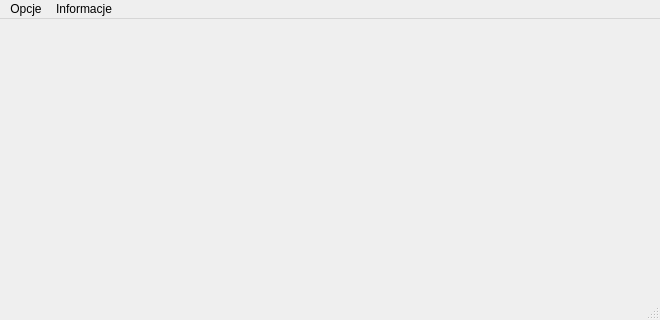
Qt form mainwindow.ui (Tmroz21/RRS) before a commit.
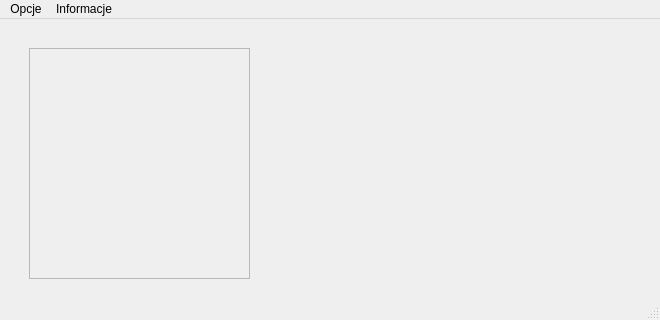
The same form after that commit.

What changed in the file:
```diff
--- a/mainwindow.ui
+++ b/mainwindow.ui
@@ -13,7 +13,31 @@
   <property name="windowTitle">
    <string>MainWindow</string>
   </property>
-  <widget class="QWidget" name="centralwidget"/>
+  <widget class="QWidget" name="centralwidget">
+   <widget class="QScrollArea" name="scrollArea">
+    <property name="geometry">
+     <rect>
+      <x>29</x>
+      <y>29</y>
+      <width>221</width>
+      <height>231</height>
+     </rect>
+    </property>
+    <property name="widgetResizable">
+     <bool>true</bool>
+    </property>
+    <widget class="QWidget" name="scrollContent">
+     <property name="geometry">
+      <rect>
+       <x>0</x>
+       <y>0</y>
+       <width>219</width>
+       <height>229</height>
+      </rect>
+     </property>
+    </widget>
+   </widget>
+  </widget>
   <widget class="QMenuBar" name="menubar">
    <property name="geometry">
     <rect>
```
Left out of the diff: 2 changed lines with no effect on the pictures.
